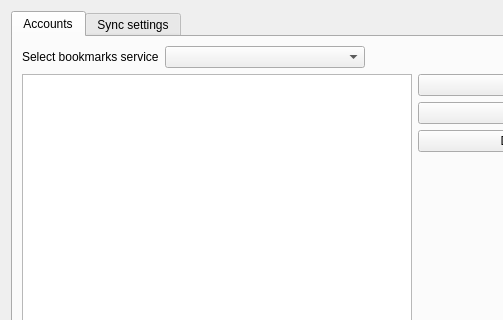
Old version of the form src/plugins/poshuku/plugins/onlinebookmarks/settings.ui in the repository 0xd34df00d/leechcraft; both pictures show x 0 to 503 and y 0 to 320 of the 640 by 480 pixel window.
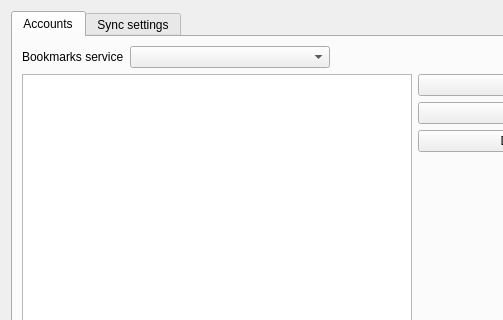
New version of the form.

Commit message: OnlineBookmarks: fixes for strings.

Diff of the .ui file:
```diff
--- a/src/plugins/poshuku/plugins/onlinebookmarks/settings.ui
+++ b/src/plugins/poshuku/plugins/onlinebookmarks/settings.ui
@@ -31,7 +31,7 @@
            <item>
             <widget class="QLabel" name="label">
              <property name="text">
-              <string>Select bookmarks service</string>
+              <string>Bookmarks service</string>
              </property>
             </widget>
            </item>
```
Left out of the diff: 16 changed lines with no effect on the pictures.
